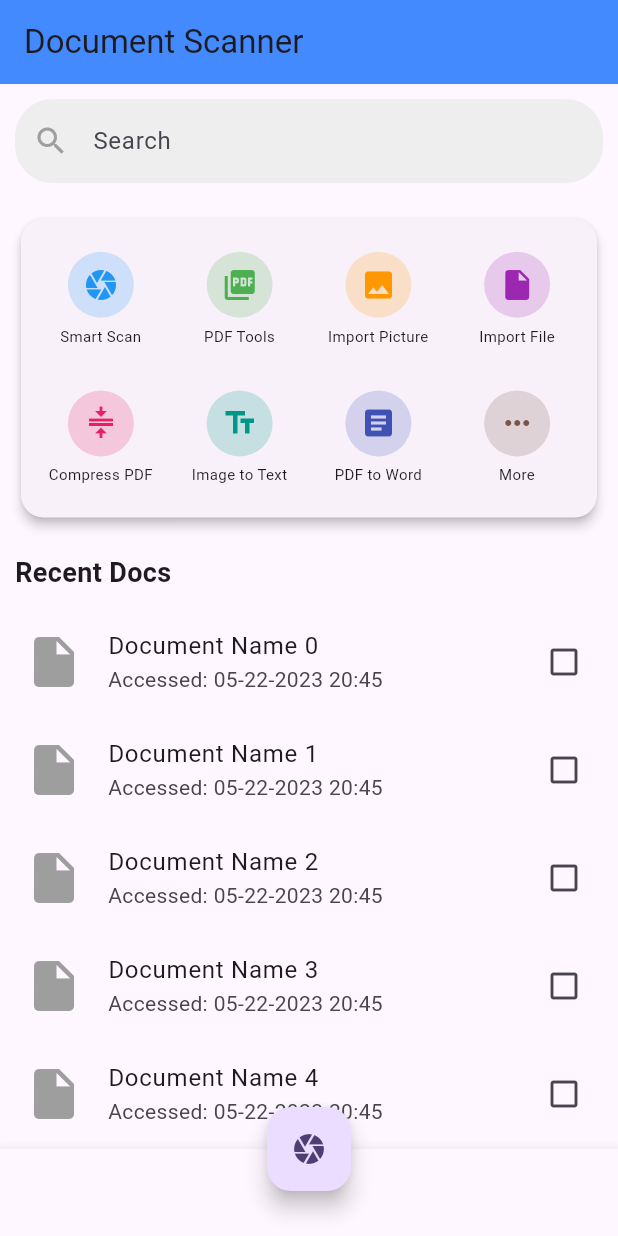
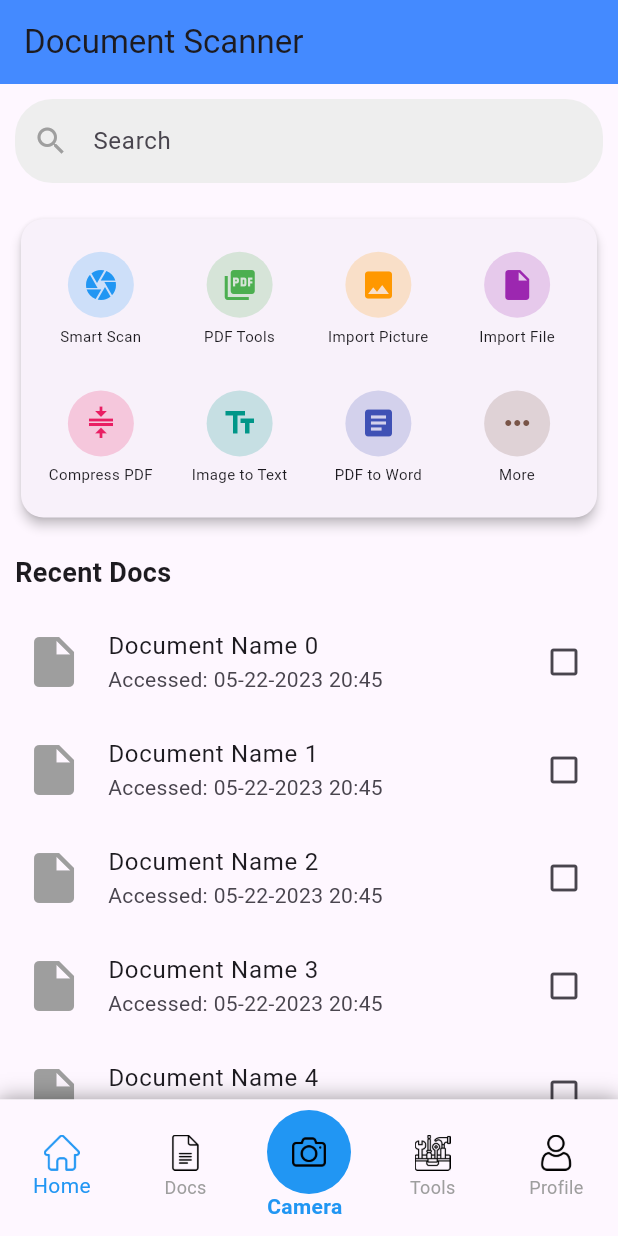
Before and after one commit to ranjan231/Doc-Scanner, a Flutter app: the screen it shows after launch, on a phone screen of 412 x 824 dp. Run offline on Flutter 3.47's test engine with Material 3 defaults, Android fonts, the phone set to English and light mode, and no system bars.

Commit message:
home screen complete

```diff
--- a/lib/Components/CustomBottomBar.dart
+++ b/lib/Components/CustomBottomBar.dart
@@ -17,21 +17,21 @@ class CustomBottomNavBar extends StatelessWidget {
         children: [
           _buildNavItem(
               image:
-                  Image.asset('assets/images/home.png', width: 35, height: 35),
+                  Image.asset('assets/images/home.png', width: 35, height: 30),
               0),
           _buildNavItem(
-              image: Image.asset('assets/images/rewards.png',
-                  width: 35, height: 35),
+              image: Image.asset('assets/images/docs.png',
+                  width: 35, height: 30),
               1),
           SizedBox(width: 30),
 
           _buildNavItem(
-              image: Image.asset('assets/images/profile.png',
-                  width: 35, height: 35),
+              image: Image.asset('assets/images/tools.png',
+                  width: 35, height: 30),
               3),
           _buildNavItem(
               image:
-                  Image.asset('assets/images/about.png', width: 35, height: 35),
+                  Image.asset('assets/images/user.png', width: 35, height: 30),
               4),
         ],
       ),
--- a/lib/Screen/HomeScreen/HomeScreen.dart
+++ b/lib/Screen/HomeScreen/HomeScreen.dart
@@ -1,146 +1,5 @@
-// import 'package:flutter/material.dart';
-// import 'package:flutterpracticeversion22/Components/CustomBottomBar.dart';
 
-// class HomeScreen extends StatefulWidget {
-//   @override
-//   _HomeScreenState createState() => _HomeScreenState();
-// }
 
-// class _HomeScreenState extends State<HomeScreen> {
-//   int _selectedIndex = 0;
-//   var len = 0;
-
-//   List<Widget> get _widgetOptions => <Widget>[
-//         const Text('Home Screen',
-//             style: TextStyle(fontSize: 35, fontWeight: FontWeight.bold)),
-//         const Text('Rewards Screen',
-//             style: TextStyle(fontSize: 35, fontWeight: FontWeight.bold)),
-//         const Text('Search Screen',
-//             style: TextStyle(fontSize: 35, fontWeight: FontWeight.bold)),
-//         const Text('Profile Screen',
-//             style: TextStyle(fontSize: 35, fontWeight: FontWeight.bold)),
-//         const Text('About Screen',
-//             style: TextStyle(fontSize: 35, fontWeight: FontWeight.bold)),
-//       ];
-
-//   @override
-//   void initState() {
-//     super.initState();
-//     print('chk $len');
-//   }
-
-//   void _onItemTapped(int index) {
-//     setState(() {
-//       _selectedIndex = index;
-//     });
-//   }
-
-//   @override
-//   Widget build(BuildContext context) {
-//     return MaterialApp(
-//       home: Scaffold(
-//         appBar: AppBar(
-//           title: const Text('Bottom Navigation Bar Example'),
-//         ),
-//         body: Column(
-//           children: [
-//             Card(
-//               shadowColor: Color.fromARGB(255, 150, 210, 237),
-//               margin: const EdgeInsets.all(10),
-//               shape: RoundedRectangleBorder(
-//                 borderRadius: BorderRadius.circular(15),
-//               ),
-//               elevation: 5,
-//               color: Colors.white,
-//               child: Padding(
-//                 padding: const EdgeInsets.all(12),
-//                 child: GridView.count(
-//                   crossAxisCount: 4,
-//                   shrinkWrap: true,
-//                   mainAxisSpacing: 5,
-//                   crossAxisSpacing: 5,
-//                   children: [
-//                     _buildCardItem(Icons.camera, "Smart Scan", Colors.red),
-//                     _buildCardItem(Icons.picture_as_pdf, "PDF Tools", Colors.green),
-//                     _buildCardItem(Icons.image, "Import Picture", Colors.orange),
-//                     _buildCardItem(Icons.insert_drive_file, "Import File", Colors.purple),
-//                     _buildCardItem(Icons.compress, "Compress PDF", Colors.pink),
-//                     _buildCardItem(Icons.text_fields, "Image to Text", Colors.teal),
-//                     _buildCardItem(Icons.article, "PDF to Word", Colors.indigo),
-//                     _buildCardItem(Icons.more_horiz, "More", Colors.brown),
-//                   ],
-//                 ),
-//               ),
-//             ),
-//             Expanded(
-//               child: Container(
-//                 color: Colors.white,
-//                 child: Center(
-//                   child: _widgetOptions.elementAt(_selectedIndex),
-//                 ),
-//               ),
-//             ),
-//           ],
-//         ),
-//         bottomNavigationBar: Stack(
-//           clipBehavior: Clip.none,
-//           children: [
-//             Container(
-//               decoration: BoxDecoration(
-//                 color: Colors.white,
-//                 boxShadow: const [
-//                   BoxShadow(
-//                     color: Colors.black26,
-//                     blurRadius: 10,
-//                     offset: Offset(0, -3),
-//                   ),
-//                 ],
-//               ),
-//               child: CustomBottomNavBar(
-//                 selectedIndex: _selectedIndex,
-//                 onItemTapped: _onItemTapped,
-//               ),
-//             ),
-//             Positioned(
-//               bottom: 10,
-//               left: MediaQuery.of(context).size.width / 2 - 39,
-//               child: IconButton(
-//                 icon: Icon(Icons.camera, size: 55),
-//                 onPressed: () {
-//                   _onItemTapped(2);
-//                 },
-//               ),
-//             ),
-//           ],
-//         ),
-//       ),
-//     );
-//   }
-
-//   Widget _buildCardItem(IconData iconData, String label, Color color) {
-//     return GestureDetector(
-//       onTap: () {
-//         print('$label clicked');
-//       },
-//       child: Column(
-//         mainAxisAlignment: MainAxisAlignment.center,
-//         children: [
-//           CircleAvatar(
-//             radius: 22,
-//             backgroundColor: color.withOpacity(0.2),
-//             child: Icon(iconData, color: color),
-//           ),
-//           const SizedBox(height: 5),
-//           Text(
-//             label,
-//             textAlign: TextAlign.center,
-//             style: const TextStyle(fontSize: 10),
-//           ),
-//         ],
-//       ),
-//     );
-//   }
-// }
 
 import 'package:flutter/material.dart';
 
@@ -152,18 +11,32 @@ class HomeScreen extends StatefulWidget {
 class _HomeScreenState extends State<HomeScreen> {
   int _selectedIndex = 0;
 
+  List<Widget> get _widgetOptions => <Widget>[
+        const Text('Home Screen',
+            style: TextStyle(fontSize: 35, fontWeight: FontWeight.bold)),
+        const Text('Rewards Screen',
+            style: TextStyle(fontSize: 35, fontWeight: FontWeight.bold)),
+        const Text('Camera Screen',
+            style: TextStyle(fontSize: 35, fontWeight: FontWeight.bold)),
+        const Text('Profile Screen',
+            style: TextStyle(fontSize: 35, fontWeight: FontWeight.bold)),
+        const Text('About Screen',
+            style: TextStyle(fontSize: 35, fontWeight: FontWeight.bold)),
+      ];
+
   @override
   Widget build(BuildContext context) {
+    final double screenHeight = MediaQuery.of(context).size.height;
+    final double availableHeight = screenHeight - kToolbarHeight - 200;
+
     return Scaffold(
       appBar: AppBar(
         title: const Text('Document Scanner'),
         backgroundColor: Colors.blueAccent,
         elevation: 0,
       ),
-      body: SingleChildScrollView(
-        child: Column(
+      body: Column(
         children: [
-            // Search Field
           Padding(
             padding: const EdgeInsets.all(10.0),
             child: TextField(
@@ -179,7 +52,6 @@ class _HomeScreenState extends State<HomeScreen> {
               ),
             ),
           ),
-            // Action Buttons Grid
           Padding(
             padding: const EdgeInsets.all(10.0),
             child: Card(
@@ -209,7 +81,6 @@ class _HomeScreenState extends State<HomeScreen> {
               ),
             ),
           ),
-            // Recent Docs
           Padding(
             padding: const EdgeInsets.all(10.0),
             child: Align(
@@ -220,10 +91,9 @@ class _HomeScreenState extends State<HomeScreen> {
               ),
             ),
           ),
-            ListView.builder(
-              shrinkWrap: true,
-              physics: NeverScrollableScrollPhysics(),
-              itemCount: 5, // Adjust based on the number of recent docs you have
+          Expanded(
+            child: ListView.builder(
+              itemCount: 10,
               itemBuilder: (context, index) {
                 return ListTile(
                   leading: Icon(Icons.insert_drive_file, color: Colors.grey, size: 40),
@@ -233,44 +103,118 @@ class _HomeScreenState extends State<HomeScreen> {
                 );
               },
             ),
+          ),
         ],
       ),
+      bottomNavigationBar: Stack(
+        clipBehavior: Clip.none,
+        children: [
+          Container(
+            decoration: BoxDecoration(
+              color: Colors.white,
+              boxShadow: const [
+                BoxShadow(
+                  color: Colors.black26,
+                  blurRadius: 10,
+                  offset: Offset(0, -3),
                 ),
-      // Bottom Navigation Bar
-      bottomNavigationBar: BottomNavigationBar(
+              ],
+            ),
+            child: BottomNavigationBar(
+              type: BottomNavigationBarType.fixed,
               currentIndex: _selectedIndex,
-        onTap: (index) {
-          setState(() {
-            _selectedIndex = index;
-          });
-        },
-        items: const [
+              onTap: _onItemTapped,
+              selectedItemColor: Colors.blue,
+              unselectedItemColor: Colors.grey,
+              items: [
                 BottomNavigationBarItem(
-            icon: Icon(Icons.home),
+                  icon:Image.asset(
+                    'assets/images/home.png',
+                    width: 24,
+                    height: 24,
+                    color:_selectedIndex==0
+                    ?Colors.blue
+                    :Colors.black,
+
+                  ),
                   label: 'Home',
                 ),
                 BottomNavigationBarItem(
-            icon: Icon(Icons.description),
+                  icon:Image.asset(
+                    'assets/images/docs.png',
+                    width: 24,
+                    height: 24,
+                     color:_selectedIndex==1
+                    ?Colors.blue
+                    :Colors.black,
+
+                  ),
                   label: 'Docs',
                 ),
                 BottomNavigationBarItem(
-            icon: Icon(Icons.build),
+                  icon: Container(
+                    width: 56,
+                    height: 56,
+                    decoration: BoxDecoration(
+                      color: Colors.blue,
+                      shape: BoxShape.circle,
+                    ),
+                    child: IconButton(
+                      icon: Image.asset(
+                    'assets/images/camera.png',
+                    width: 24,
+                    height: 24,
+                    // color: Colors.blue,
+                  ),
+                      onPressed: () {
+                        _onItemTapped(2);
+                      },
+                    ),
+                  ),
+                  label: '',
+                ),
+                BottomNavigationBarItem(
+                  icon: Image.asset(
+                    'assets/images/tools.png',
+                    width: 24,
+                    height: 24,
+                     color:_selectedIndex==3
+                    ?Colors.blue
+                    :Colors.black,
+                  ),
                   label: 'Tools',
                 ),
                 BottomNavigationBarItem(
-            icon: Icon(Icons.person),
+                  icon: Image.asset(
+                    'assets/images/user.png',
+                    width: 24,
+                    height: 24,
+                     color:_selectedIndex==4
+                    ?Colors.blue
+                    :Colors.black,
+                  ),
                   label: 'Profile',
                 ),
               ],
             ),
-      floatingActionButton: FloatingActionButton(
-        onPressed: () {
-          // Add action for scan button
-        },
-        child: Icon(Icons.camera),
           ),
-      floatingActionButtonLocation: FloatingActionButtonLocation.centerDocked,
+          Positioned(
+            bottom: 10,
+            left: MediaQuery.of(context).size.width / 2 - 28,
+            child: Text(
+              'Camera',
+              style: TextStyle(color: Colors.blue, fontWeight: FontWeight.bold),
+            ),
+          ),
+        ],
+      ),
     );
+  }
+
+  void _onItemTapped(int index) {
+    setState(() {
+      _selectedIndex = index;
+    });
   }
 
   Widget _buildCardItem(IconData iconData, String label, Color color) {
```
Also changed, not shown: assets/images/about.png (deleted), assets/images/camera.png (added), assets/images/docs.png (added), assets/images/home.png, assets/images/homepage.png (deleted), assets/images/profile.png (deleted), assets/images/purchase.png (deleted), assets/images/reviewRewards.png (deleted), assets/images/rewards.png (deleted), assets/images/search.png (deleted), assets/images/tools.png (added), assets/images/user.png (added). Lines whose indentation alone changed are shown as unchanged.
